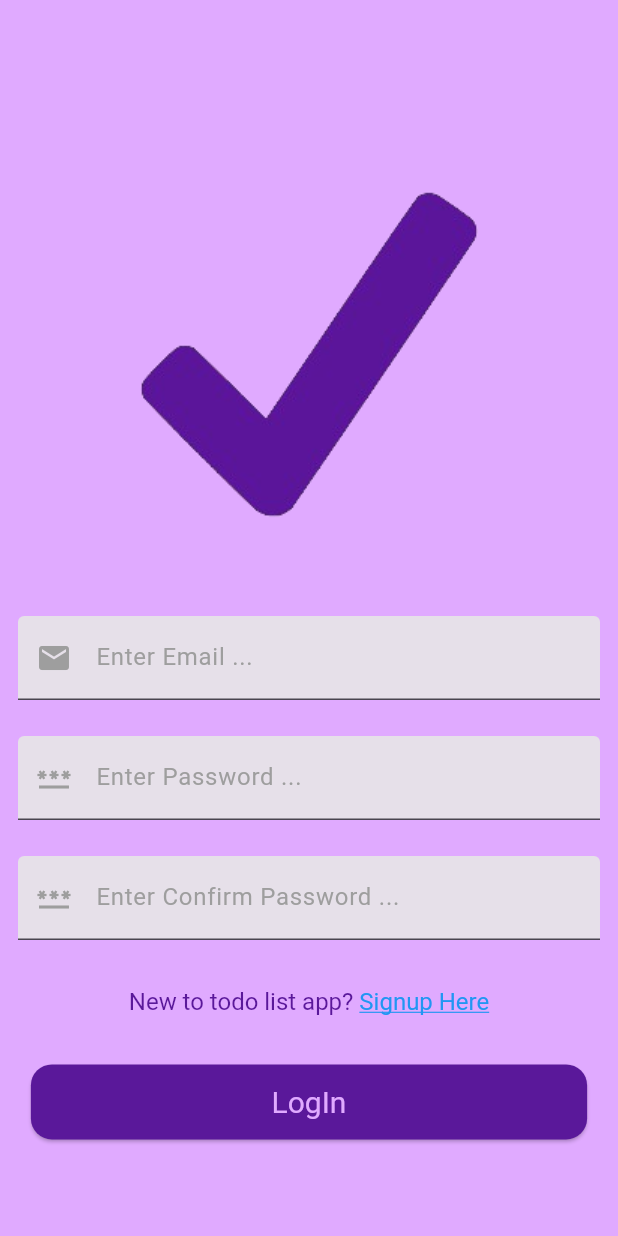
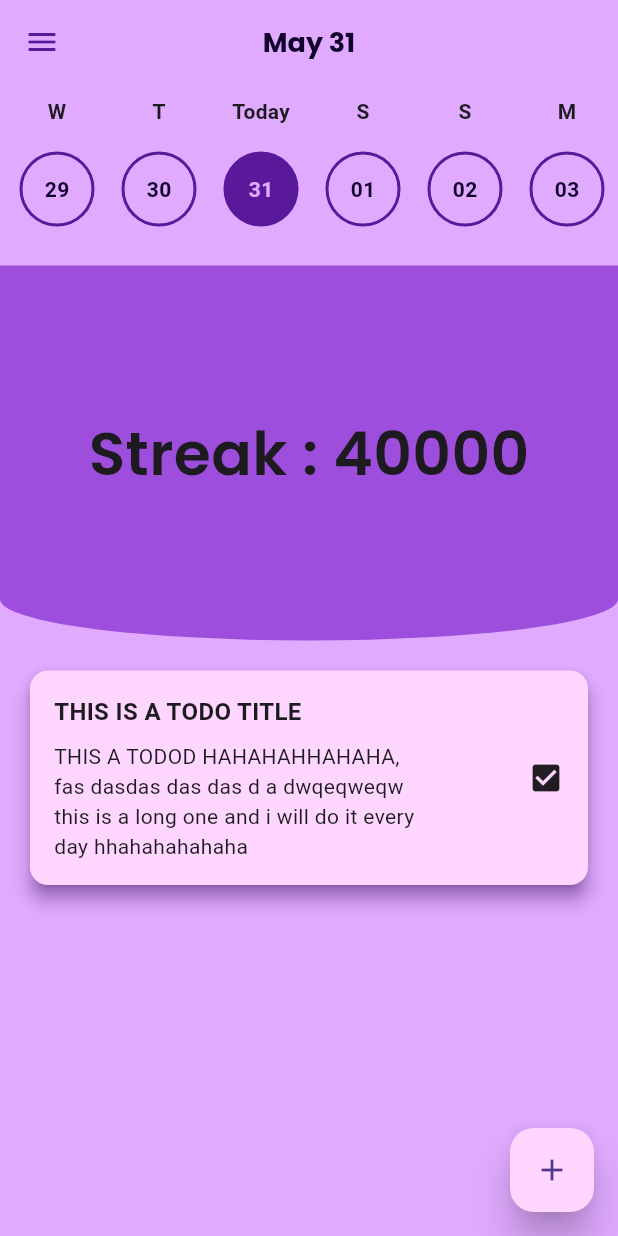
Before and after one commit to CTZNpk/TodoApp, a Flutter app: the screen it shows after launch, on a phone screen of 412 x 824 dp. Run offline on Flutter 3.47's test engine with Material 3 defaults, Android fonts, the phone set to English and light mode, and no system bars; our stand-ins replace flutter_hooks, google_fonts, hooks_riverpod.

Commit message:
Add Main Screens

```diff
--- a/todo_app_fast_api/lib/core/features/auth/screens/login_screen.dart
+++ b/todo_app_fast_api/lib/core/features/auth/screens/login_screen.dart
@@ -10,22 +10,17 @@ class LoginScreen extends HookConsumerWidget {
   Widget build(BuildContext context, WidgetRef ref) {
     final emailController = useTextEditingController();
     final passwordController = useTextEditingController();
-    final confirmPasswordController = useTextEditingController();
     final size = MediaQuery.of(context).size;
 
     return Scaffold(
       resizeToAvoidBottomInset: false,
-      body: Column(
-        mainAxisAlignment: MainAxisAlignment.start,
+      body: ListView(
         children: [
           SizedBox(
-            height: size.height * 0.15,
-          ),
-          Image.asset(
+            height: size.height * 0.5,
+            child: Image.asset(
               'assets/images/tick.png',
             ),
-          const SizedBox(
-            height: 50,
           ),
           MyTextFormField(
             controller: emailController,
@@ -38,16 +33,11 @@ class LoginScreen extends HookConsumerWidget {
             prefixIcon: const Icon(Icons.password),
             obscureText: true,
           ),
-          MyTextFormField(
-            controller: confirmPasswordController,
-            label: "Enter Confirm Password ...",
-            prefixIcon: const Icon(Icons.password),
-            obscureText: true,
-          ),
           const SizedBox(
             height: 8,
           ),
-          Padding(
+          Center(
+            child: Padding(
               padding: const EdgeInsets.all(12.0),
               child: RichText(
                 text: TextSpan(
@@ -68,10 +58,14 @@ class LoginScreen extends HookConsumerWidget {
                 ),
               ),
             ),
-          const SizedBox(
-            height: 20,
           ),
-          ElevatedButton(
+          Padding(
+            padding: const EdgeInsets.only(
+              left: 12.0,
+              right: 12.0,
+              bottom: 12.0,
+            ),
+            child: ElevatedButton(
               onPressed: () {},
               style: ButtonStyle(
                 fixedSize: WidgetStatePropertyAll<Size>(
@@ -79,7 +73,8 @@ class LoginScreen extends HookConsumerWidget {
                 ),
               ),
               child: const Text(
-              'LogIn',
+                'Login',
+              ),
             ),
           )
         ],
--- a/todo_app_fast_api/lib/core/features/auth/screens/signup_screen.dart
+++ b/todo_app_fast_api/lib/core/features/auth/screens/signup_screen.dart
@@ -10,21 +10,17 @@ class SignupScreen extends HookConsumerWidget {
   Widget build(BuildContext context, WidgetRef ref) {
     final emailController = useTextEditingController();
     final passwordController = useTextEditingController();
+    final confirmPasswordController = useTextEditingController();
     final size = MediaQuery.of(context).size;
 
     return Scaffold(
-      resizeToAvoidBottomInset: false,
-      body: Column(
-        mainAxisAlignment: MainAxisAlignment.start,
+      body: ListView(
         children: [
           SizedBox(
-            height: size.height * 0.15,
-          ),
-          Image.asset(
+            height: size.height * 0.5,
+            child: Image.asset(
               'assets/images/tick.png',
             ),
-          const SizedBox(
-            height: 50,
           ),
           MyTextFormField(
             controller: emailController,
@@ -37,10 +33,17 @@ class SignupScreen extends HookConsumerWidget {
             prefixIcon: const Icon(Icons.password),
             obscureText: true,
           ),
+          MyTextFormField(
+            controller: confirmPasswordController,
+            label: "Enter Confirm Password ...",
+            prefixIcon: const Icon(Icons.password),
+            obscureText: true,
+          ),
           const SizedBox(
             height: 8,
           ),
-          Padding(
+          Center(
+            child: Padding(
               padding: const EdgeInsets.all(12.0),
               child: RichText(
                 text: TextSpan(
@@ -61,10 +64,14 @@ class SignupScreen extends HookConsumerWidget {
                 ),
               ),
             ),
-          const SizedBox(
-            height: 20,
           ),
-          ElevatedButton(
+          Padding(
+            padding: const EdgeInsets.only(
+              left: 12.0,
+              right: 12.0,
+              bottom: 12.0,
+            ),
+            child: ElevatedButton(
               onPressed: () {},
               style: ButtonStyle(
                 fixedSize: WidgetStatePropertyAll<Size>(
@@ -72,7 +79,8 @@ class SignupScreen extends HookConsumerWidget {
                 ),
               ),
               child: const Text(
-              'SignUp',
+                'LogIn',
+              ),
             ),
           )
         ],
--- /dev/null
+++ b/todo_app_fast_api/lib/core/features/dashboard/screens/add_todo_screen.dart
@@ -0,0 +1,67 @@
+import 'package:flutter/material.dart';
+import 'package:flutter_hooks/flutter_hooks.dart';
+import 'package:hooks_riverpod/hooks_riverpod.dart';
+import 'package:todo_app_fast_api/core/features/auth/screens/widgets/my_text_form_field.dart';
+
+class AddTodoScreen extends HookConsumerWidget {
+  const AddTodoScreen({super.key});
+  @override
+  Widget build(BuildContext context, WidgetRef ref) {
+    final size = MediaQuery.of(context).size;
+    final titleController = useTextEditingController();
+
+    return Scaffold(
+      appBar: AppBar(),
+      body: ListView(
+        children: [
+          SizedBox(
+            height: size.height * 0.5,
+            child: Image.asset(
+              'assets/images/tick.png',
+            ),
+          ),
+          MyTextFormField(
+            controller: titleController,
+            label: 'Enter Todo Title...',
+            prefixIcon: const Icon(Icons.check),
+          ),
+          MyTextFormField(
+            controller: titleController,
+            label: 'Enter Todo Description...',
+            prefixIcon: const Icon(Icons.description),
+          ),
+          const Padding(
+            padding: EdgeInsets.all(20),
+            child: Row(
+              mainAxisAlignment: MainAxisAlignment.spaceBetween,
+              children: [
+                Text(
+                  'Repeat this todo daily',
+                  style: TextStyle(
+                    fontSize: 16,
+                    fontWeight: FontWeight.w500,
+                  ),
+                ),
+                Icon(Icons.check_box),
+              ],
+            ),
+          ),
+          Padding(
+            padding: const EdgeInsets.all(12.0),
+            child: ElevatedButton(
+              onPressed: () {},
+              style: const ButtonStyle(
+                fixedSize: WidgetStatePropertyAll<Size>(
+                  Size(0, 50),
+                ),
+              ),
+              child: const Text(
+                'Create Todo',
+              ),
+            ),
+          ),
+        ],
+      ),
+    );
+  }
+}
--- /dev/null
+++ b/todo_app_fast_api/lib/core/features/dashboard/screens/main_screen.dart
@@ -0,0 +1,280 @@
+import 'package:flutter/material.dart';
+import 'package:flutter/widgets.dart';
+import 'package:google_fonts/google_fonts.dart';
+import 'package:hooks_riverpod/hooks_riverpod.dart';
+import 'package:intl/intl.dart';
+import 'package:todo_app_fast_api/themes/t_app_theme.dart';
+
+class MainPage extends HookConsumerWidget {
+  const MainPage({super.key});
+
+  @override
+  Widget build(BuildContext context, WidgetRef ref) {
+    final now = DateTime.now();
+    final size = MediaQuery.of(context).size;
+
+    return Scaffold(
+      appBar: AppBar(
+        title: Text(
+          DateFormat('MMMM dd').format(now).toString(),
+        ),
+        centerTitle: true,
+      ),
+      drawer: Drawer(
+        backgroundColor: AppTheme.backgroundColor,
+        child: ListView(
+          children: [
+            Card(
+              elevation: 6,
+              color: AppTheme.cardBackgroundColor,
+              margin: EdgeInsets.all(20),
+              child: Padding(
+                padding: const EdgeInsets.all(12.0),
+                child: Text(
+                  'haidersultan7675@gmail.com',
+                  style: TextStyle(fontSize: 16),
+                ),
+              ),
+            ),
+            Card(
+              elevation: 6,
+              color: AppTheme.cardBackgroundColor,
+              margin: EdgeInsets.only(
+                left: 20,
+                right: 20,
+                top: 15,
+                bottom: 20,
+              ),
+              child: Padding(
+                padding: const EdgeInsets.all(12.0),
+                child: Row(
+                  mainAxisAlignment: MainAxisAlignment.spaceBetween,
+                  children: [
+                    Text(
+                      'Disable Account',
+                      style: TextStyle(fontSize: 16),
+                    ),
+                    Icon(Icons.delete_sharp),
+                  ],
+                ),
+              ),
+            ),
+            Card(
+              elevation: 6,
+              color: AppTheme.cardBackgroundColor,
+              margin: EdgeInsets.only(
+                left: 20,
+                right: 20,
+                top: 15,
+              ),
+              child: Padding(
+                padding: const EdgeInsets.all(12.0),
+                child: Row(
+                  mainAxisAlignment: MainAxisAlignment.spaceBetween,
+                  children: [
+                    Text(
+                      'Logout',
+                      style: TextStyle(fontSize: 16),
+                    ),
+                    Icon(Icons.logout_outlined)
+                  ],
+                ),
+              ),
+            ),
+          ],
+        ),
+      ),
+      body: Column(
+        children: [
+          Expanded(
+            child: ListView(
+              children: [
+                SizedBox(
+                  height: 121,
+                  child: ListView(
+                    reverse: true,
+                    scrollDirection: Axis.horizontal,
+                    children: [
+                      DateCircle(
+                        dateTime: DateTime(now.year, now.month, now.day + 3),
+                      ),
+                      DateCircle(
+                        dateTime: DateTime(now.year, now.month, now.day + 2),
+                      ),
+                      DateCircle(
+                        dateTime: DateTime(now.year, now.month, now.day + 1),
+                      ),
+                      DateCircle(
+                        dateTime: DateTime(now.year, now.month, now.day),
+                      ),
+                      DateCircle(
+                        dateTime: DateTime(now.year, now.month, now.day - 1),
+                      ),
+                      DateCircle(
+                        dateTime: DateTime(now.year, now.month, now.day - 2),
+                      ),
+                    ],
+                  ),
+                ),
+                Container(
+                  height: 250,
+                  decoration: BoxDecoration(
+                    color: AppTheme.secondaryColor,
+                    borderRadius: const BorderRadius.only(
+                      bottomLeft: Radius.elliptical(300, 40),
+                      bottomRight: Radius.elliptical(300, 40),
+                    ),
+                  ),
+                  child: Center(
+                    child: Text(
+                      "Streak : 40000", //TODO
+                      style: GoogleFonts.poppins().copyWith(
+                        fontWeight: FontWeight.w600,
+                        fontSize: 40,
+                      ),
+                    ),
+                  ),
+                ),
+                TodoCard(size: size),
+              ],
+            ),
+          ),
+        ],
+      ),
+      floatingActionButton: FloatingActionButton(
+        onPressed: () {},
+        backgroundColor: AppTheme.cardBackgroundColor,
+        elevation: 10,
+        child: const Icon(Icons.add),
+      ),
+    );
+  }
+}
+
+class TodoCard extends StatelessWidget {
+  const TodoCard({
+    super.key,
+    required this.size,
+  });
+
+  final Size size;
+
+  @override
+  Widget build(BuildContext context) {
+    return Card(
+      shadowColor: AppTheme.primaryColor,
+      color: AppTheme.cardBackgroundColor,
+      elevation: 5,
+      margin: const EdgeInsets.all(20),
+      child: Padding(
+        padding: const EdgeInsets.all(16.0),
+        child: Row(
+          mainAxisAlignment: MainAxisAlignment.spaceBetween,
+          children: [
+            Column(
+              crossAxisAlignment: CrossAxisAlignment.start,
+              children: [
+                SizedBox(
+                  width: size.width * 0.6,
+                  child: Text(
+                    'THIS IS A TODO TITLE',
+                    style: TextStyle(
+                      fontWeight: FontWeight.w600,
+                      fontSize: 16,
+                    ),
+                  ),
+                ),
+                Padding(
+                  padding: const EdgeInsets.only(top: 8.0),
+                  child: SizedBox(
+                    width: size.width * 0.6,
+                    child: Text(
+                      'THIS A TODOD HAHAHAHHAHAHA, fas dasdas das das d a dwqeqweqw this is a long one and i will do it every day hhahahahahaha',
+                    ),
+                  ),
+                ),
+              ],
+            ),
+            Icon(Icons.check_box)
+          ],
+        ),
+      ),
+    );
+  }
+}
+
+class DateCircle extends StatelessWidget {
+  const DateCircle({super.key, required this.dateTime});
+
+  final DateTime dateTime;
+
+  String getStringAboveCircle() {
+    if (dateTime.weekday == DateTime.now().weekday) {
+      return 'Today';
+    }
+    if (dateTime.weekday == 1) {
+      return 'M';
+    }
+    if (dateTime.weekday == 2) {
+      return 'T';
+    }
+    if (dateTime.weekday == 3) {
+      return 'W';
+    }
+    if (dateTime.weekday == 4) {
+      return 'T';
+    }
+    if (dateTime.weekday == 5) {
+      return 'F';
+    }
+    return 'S';
+  }
+
+  @override
+  Widget build(BuildContext context) {
+    final bool isToday = dateTime.weekday == DateTime.now().weekday;
+    return Column(
+      children: [
+        Padding(
+          padding: const EdgeInsets.only(top: 8, bottom: 8),
+          child: Center(
+            child: Text(
+              getStringAboveCircle(),
+              style: const TextStyle(
+                fontWeight: FontWeight.w600,
+              ),
+            ),
+          ),
+        ),
+        Padding(
+          padding: const EdgeInsets.all(9.0),
+          child: Container(
+            width: 50,
+            height: 50,
+            decoration: BoxDecoration(
+              color: isToday ? AppTheme.primaryColor : AppTheme.backgroundColor,
+              borderRadius: const BorderRadius.all(
+                Radius.circular(100),
+              ),
+              border: Border.all(width: 2, color: AppTheme.primaryColor),
+            ),
+            child: Center(
+              child: Text(
+                DateFormat('dd')
+                    .format(
+                      dateTime,
+                    )
+                    .toString(),
+                style: TextStyle(
+                  fontWeight: FontWeight.w600,
+                  color:
+                      isToday ? AppTheme.backgroundColor : AppTheme.textColor,
+                ),
+              ),
+            ),
+          ),
+        ),
+      ],
+    );
+  }
+}
--- a/todo_app_fast_api/lib/main.dart
+++ b/todo_app_fast_api/lib/main.dart
@@ -1,6 +1,11 @@
 import 'package:flutter/material.dart';
 import 'package:hooks_riverpod/hooks_riverpod.dart';
 import 'package:todo_app_fast_api/core/features/auth/screens/login_screen.dart';
+import 'package:todo_app_fast_api/core/features/auth/screens/signup_screen.dart';
+import 'package:todo_app_fast_api/core/features/dashboard/screens/add_todo_screen.dart';
+import 'package:todo_app_fast_api/core/features/dashboard/screens/main_screen.dart';
+import 'package:todo_app_fast_api/core/features/onboarding/onboarding_screen.dart';
+import 'package:todo_app_fast_api/core/features/onboarding/splash_screen.dart';
 import 'package:todo_app_fast_api/themes/t_app_theme.dart';
 
 void main() {
@@ -20,7 +25,7 @@
       debugShowCheckedModeBanner: false,
       title: 'Todo App',
       theme: AppTheme.lightTheme(),
-      home: const LoginScreen(),
+      home: const MainPage(),
     );
   }
 }
--- a/todo_app_fast_api/lib/themes/t_app_theme.dart
+++ b/todo_app_fast_api/lib/themes/t_app_theme.dart
@@ -4,8 +4,10 @@ import 'package:google_fonts/google_fonts.dart';
 class AppTheme {
   static Color primaryColor = const Color(0xff5a189a);
   static Color textColor = const Color(0xff10002b);
+  static const cardBackgroundColor = Color(0xffffd6ff);
   static Color backgroundColor = const Color(0xffe0aaff);
   static Color itemColor = const Color(0xff240046);
+  static Color secondaryColor = const Color(0xff9d4edd);
 
   static ThemeData lightTheme() {
     return ThemeData(
--- a/todo_app_fast_api/pubspec.yaml
+++ b/todo_app_fast_api/pubspec.yaml
@@ -37,6 +37,7 @@ dependencies:
   google_fonts: ^6.2.1
   hooks_riverpod: ^2.5.1
   flutter_hooks: ^0.20.5
+  intl: ^0.19.0
 
 dev_dependencies:
   flutter_test:
```
Also changed, not shown: todo_app_fast_api/pubspec.lock. Lines whose indentation alone changed are shown as unchanged.
